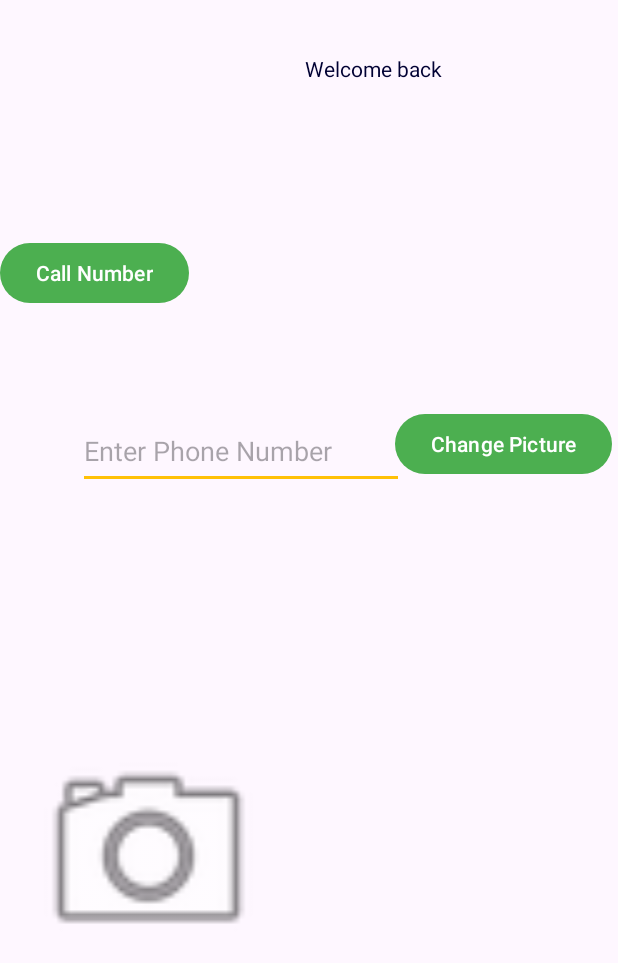
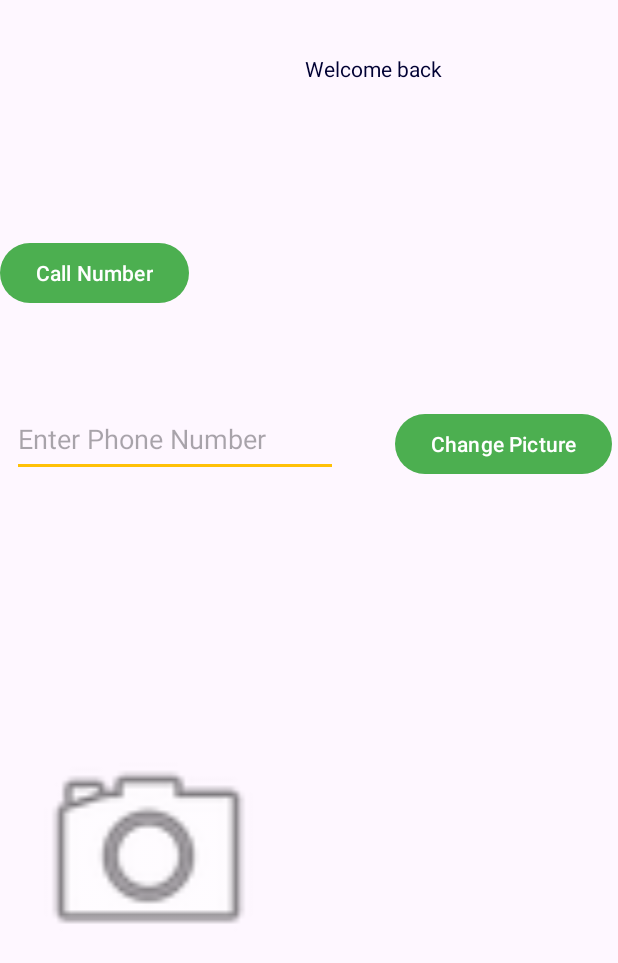
Before and after one commit to TrebleHaaland/CST2335-AndroidLabs, an Android app: the screen it shows after launch (SecondActivity), after a tap on "Login", on a phone screen of 412 x 824 dp. Shown: the top 963 px of the screen. Run offline under Robolectric (Android 15) with nearby library versions, the phone set to English and light mode, and no system bars.

Commit message:
Started Lab 4

```diff
--- a/app/src/main/res/layout/activity_second.xml
+++ b/app/src/main/res/layout/activity_second.xml
@@ -32,8 +32,8 @@
         android:id="@+id/editTextNumber"
         android:layout_width="217dp"
         android:layout_height="50dp"
-        android:layout_marginStart="52dp"
-        android:layout_marginTop="276dp"
+        android:layout_marginStart="8dp"
+        android:layout_marginTop="268dp"
         android:ems="10"
         android:hint="Enter Phone Number"
         android:inputType="phone"
```
